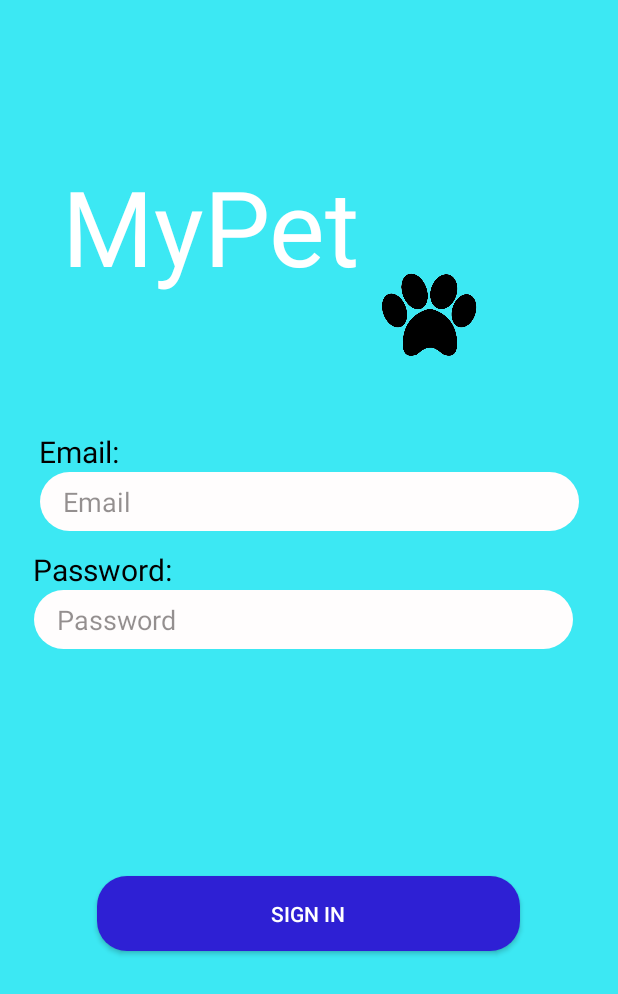
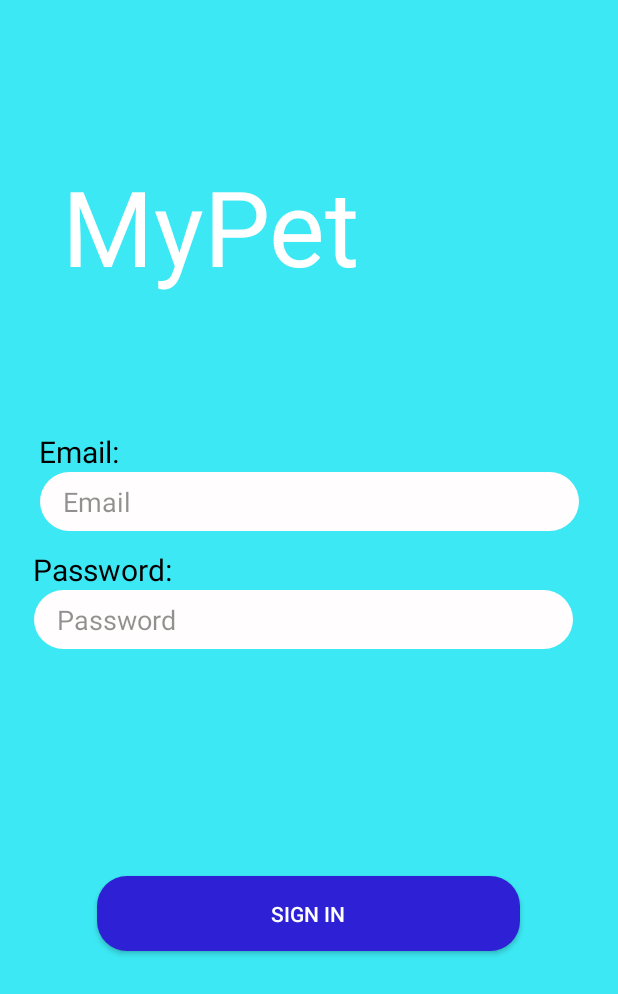
Before and after one commit to RhianLopes/MyPet, an Android app: the UserLoginScreenActivity screen opened directly, with no data from a screen before it, on a phone screen of 412 x 824 dp. Shown: the top 994 px of the screen. Run offline under Robolectric (Android 15) with nearby library versions, the phone set to English and light mode, and no system bars; libraries missing offline, so code that uses them is left out: com.mobsandgeeks.saripaar; Roboto replaces fonts that are not available here; 2 statements that could not run were skipped.

```diff
--- a/app/app/src/main/AndroidManifest.xml
+++ b/app/app/src/main/AndroidManifest.xml
@@ -9,7 +9,6 @@
         android:roundIcon="@mipmap/ic_launcher_round"
         android:supportsRtl="true"
         android:theme="@style/AppTheme">
-        <activity android:name=".PetLoginActivity"></activity>
         <activity android:name=".UserLoginScreenActivity" />
         <activity android:name=".SignUpScreenActivity" />
         <activity android:name=".HomeScreenActivity">
--- a/app/app/src/main/java/com/example/mypet/UserLoginScreenActivity.java
+++ b/app/app/src/main/java/com/example/mypet/UserLoginScreenActivity.java
@@ -1,6 +1,9 @@
 package com.example.mypet;
 
 import androidx.appcompat.app.AppCompatActivity;
+import retrofit2.Call;
+import retrofit2.Callback;
+import retrofit2.Response;
 import retrofit2.Retrofit;
 import retrofit2.converter.gson.GsonConverterFactory;
 
@@ -38,6 +41,7 @@ public class UserLoginScreenActivity extends AppCompatActivity implements Valida
     private Button btSignUp;
     private Validator validator;
     private Retrofit retrofit;
+    private LoginRequest loginRequest;
 
     @Override
     protected void onCreate(Bundle savedInstanceState) {
@@ -48,8 +52,30 @@ public class UserLoginScreenActivity extends AppCompatActivity implements Valida
 
         btSignUp.setOnClickListener(new View.OnClickListener() {
             @Override
-            public void onClick(View v) {
+            public void onClick(final View v) {
 
+                LoginRequest login = new LoginRequest();
+                login.setEmail(etEmail.getText().toString());
+                login.setPassword(etPassword.getText().toString());
+
+                UserService userService = retrofit.create(UserService.class);
+
+                userService.login(login).enqueue(new Callback<LoginRequest>() {
+                    @Override
+                    public void onResponse(Call<LoginRequest> call, Response<LoginRequest> response) {
+                        if(response.isSuccessful()){
+                            Toast.makeText(UserLoginScreenActivity.this, "Welcome to MyPet", Toast.LENGTH_SHORT).show();
+                            btLogin_onClick(v);
+                        }else{
+                            Toast.makeText(UserLoginScreenActivity.this, "Error! Try again later!", Toast.LENGTH_SHORT).show();
+                        }
+                    }
+
+                    @Override
+                    public void onFailure(Call<LoginRequest> call, Throwable t) {
+                        Toast.makeText(UserLoginScreenActivity.this, "erro", Toast.LENGTH_SHORT).show();
+                    }
+                });
             }
         });
 
@@ -57,21 +83,21 @@ public class UserLoginScreenActivity extends AppCompatActivity implements Valida
 
     public void inicializeComponents(){
         this.tvLogo = findViewById(R.id.tv_logo);
-        this.ivPaw = findViewById(R.id.iv_paw);
+//        this.ivPaw = findViewById(R.id.iv_paw);
         this.tvEmail = findViewById(R.id.tv_email);
         this.etEmail = findViewById(R.id.et_email);
         this.tvPassword = findViewById(R.id.tv_password);
-        this.etPassword = findViewById(R.id.et_email);
+        this.etPassword = findViewById(R.id.et_password);
         this.btSignUp = findViewById(R.id.bt_sign_in);
         this.validator = new Validator(this);
         this.validator.setValidationListener(this);
         retrofit = new Retrofit.Builder()
-                .baseUrl("http://10.0.2.2:8080/my-pet/")
+                .baseUrl("http://10.0.2.2:8000/my-pet/")
                 .addConverterFactory(GsonConverterFactory.create())
                 .build();
 
     }
-    private void btRegistrer_onClick(View view){
+    private void btLogin_onClick(View view){
         validator.validate();
     }
 
@@ -79,8 +105,8 @@ public class UserLoginScreenActivity extends AppCompatActivity implements Valida
 
     @Override
     public void onValidationSucceeded() {
-        Intent itPetScreen = new Intent(UserLoginScreenActivity.this, PetScreenActivity.class );
-        startActivity(itPetScreen);
+//        Intent itPetScreen = new Intent(UserLoginScreenActivity.this, PetScreenActivity.class );
+//        startActivity(itPetScreen);
     }
 
     @Override
--- a/app/app/src/main/res/layout/activity_login_screen.xml
+++ b/app/app/src/main/res/layout/activity_login_screen.xml
@@ -33,6 +33,7 @@
         android:inputType="textPassword"
         android:padding="5sp"
         android:paddingStart="15sp"
+        android:textColor="#0F0000"
         android:textColorHint="#6F0A0000"
         app:layout_constraintBottom_toTopOf="@+id/bt_sign_in"
         app:layout_constraintEnd_toEndOf="parent"
@@ -49,6 +50,7 @@
         android:inputType="textEmailAddress"
         android:padding="5sp"
         android:paddingStart="15sp"
+        android:textColor="#0F0000"
         android:textColorHint="#6F0A0000"
         app:layout_constraintBottom_toTopOf="@+id/et_password"
         app:layout_constraintEnd_toEndOf="parent"
@@ -56,17 +58,7 @@
         app:layout_constraintTop_toBottomOf="@+id/tv_logo"
         app:layout_constraintVertical_bias="0.648" />
 
-    <ImageView
-        android:id="@+id/iv_paw"
-        android:layout_width="65dp"
-        android:layout_height="72dp"
-        app:layout_constraintBottom_toBottomOf="@+id/tv_logo"
-        app:layout_constraintEnd_toEndOf="@+id/tv_logo"
-        app:layout_constraintHorizontal_bias="0.806"
-        app:layout_constraintStart_toStartOf="@+id/tv_logo"
-        app:layout_constraintTop_toTopOf="@+id/tv_logo"
-        app:layout_constraintVertical_bias="1.0"
-        app:srcCompat="@drawable/patinhas2" />
+
 
     <TextView
         android:id="@+id/tv_email"
```
Also changed, not shown: app/app/src/main/java/com/example/mypet/PetLoginActivity.java (deleted, +0 -16 lines), app/app/src/main/java/com/example/mypet/SignUpScreenActivity.java (+4 -4 lines), app/app/src/main/res/layout/activity_home_screen.xml (+1 -11 lines), app/app/src/main/res/layout/activity_pet_login.xml (deleted, +0 -16 lines), app/app/src/main/res/layout/activity_pet_screen.xml (deleted, +0 -9 lines), app/app/src/main/res/layout/activity_sign_up_screen.xml (+2 -12 lines), 1 other file.
